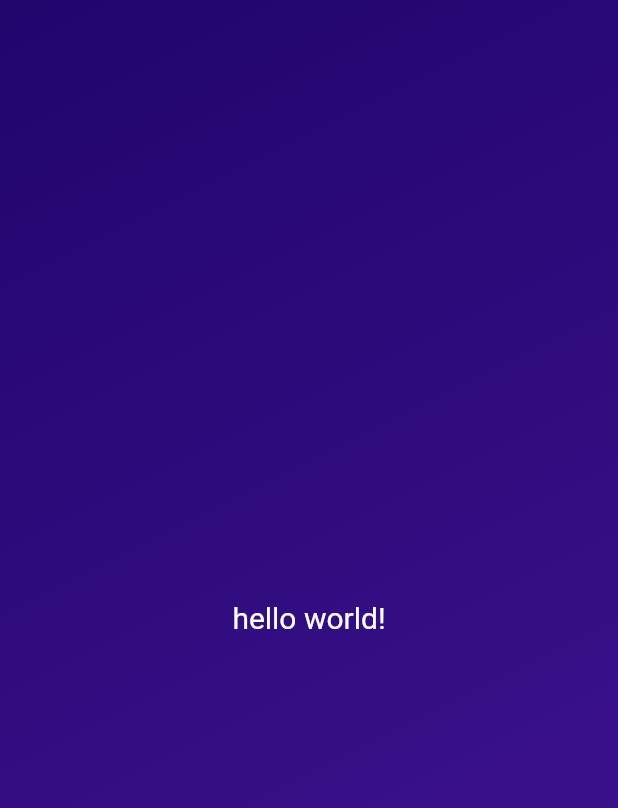
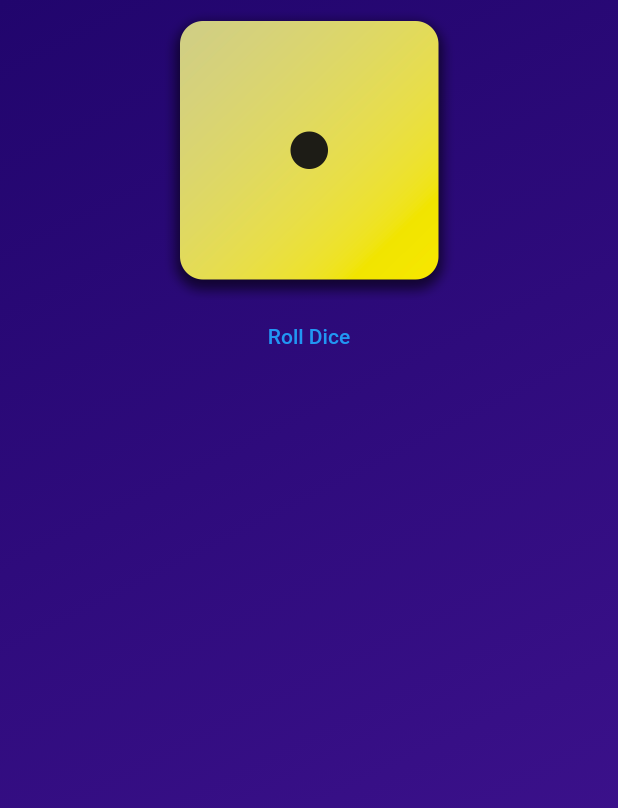
Before and after one commit to adhamalihassan/flutter-training, a Flutter app: the screen it shows after launch, on a phone screen of 412 x 824 dp. Shown: the top 808 px of the screen. Run offline on Flutter 3.47's test engine with Material 2 defaults, Android fonts, the phone set to English and light mode, and no system bars.

Commit message:
add images and button

```diff
--- a/lib/gradient_container.dart
+++ b/lib/gradient_container.dart
@@ -1,5 +1,4 @@
 import 'package:flutter/material.dart';
-import 'package:first_app/styled_text.dart';
 
 const startAlignment = Alignment.topLeft;
 const endAlignment = Alignment.bottomRight;
@@ -13,6 +12,7 @@ class GradientContainer extends StatelessWidget {
       : color1 = const Color.fromARGB(255, 33, 5, 109),
         color2 = const Color.fromARGB(255, 68, 21, 149);
 
+  void rollDice() {}
   @override
   Widget build(context) {
     return Container(
@@ -26,8 +26,19 @@ class GradientContainer extends StatelessWidget {
           end: endAlignment,
         ),
       ),
-      child: const Center(
-        child: StyledText('hello world!'),
+      child: Center(
+        child: Column(
+          children: [
+            Image.asset(
+              'assets/images/dice-1.png',
+              width: 200.0,
+            ),
+            TextButton(
+              onPressed: rollDice,
+              child: const Text('Roll Dice'),
+            ),
+          ],
+        ),
       ),
     );
   }
--- a/pubspec.yaml
+++ b/pubspec.yaml
@@ -59,9 +59,8 @@ flutter:
   uses-material-design: true
 
   # To add assets to your application, add an assets section, like this:
-  # assets:
-  #   - images/a_dot_burr.jpeg
-  #   - images/a_dot_ham.jpeg
+  assets:
+    - assets/images/
 
   # An image asset can refer to one or more resolution-specific "variants", see
   # https://flutter.dev/assets-and-images/#resolution-aware
```
Also changed, not shown: assets/images/dice-1.png (added), assets/images/dice-2.png (added), assets/images/dice-3.png (added), assets/images/dice-4.png (added), assets/images/dice-5.png (added), assets/images/dice-6.png (added).
